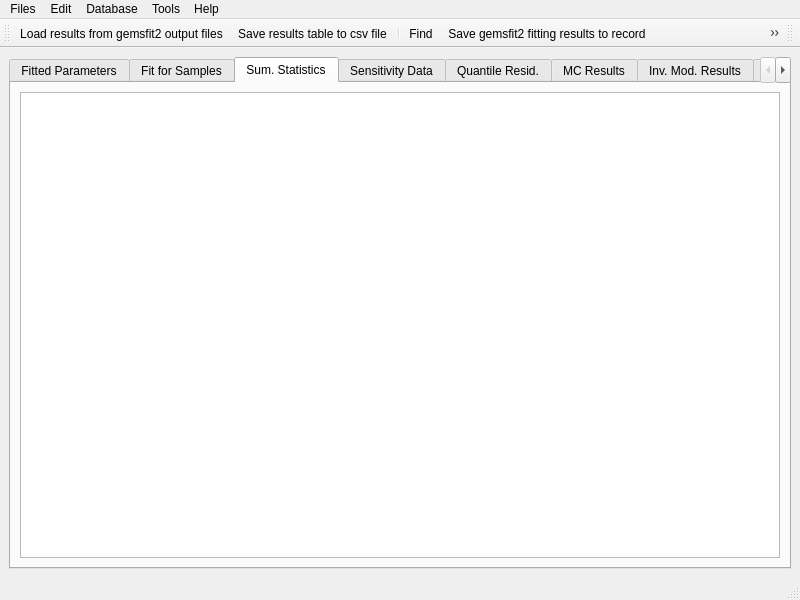
Old version of the form gfshell2/dialogs/FitResultsWindow.ui in the repository gemshub/gemsfits.
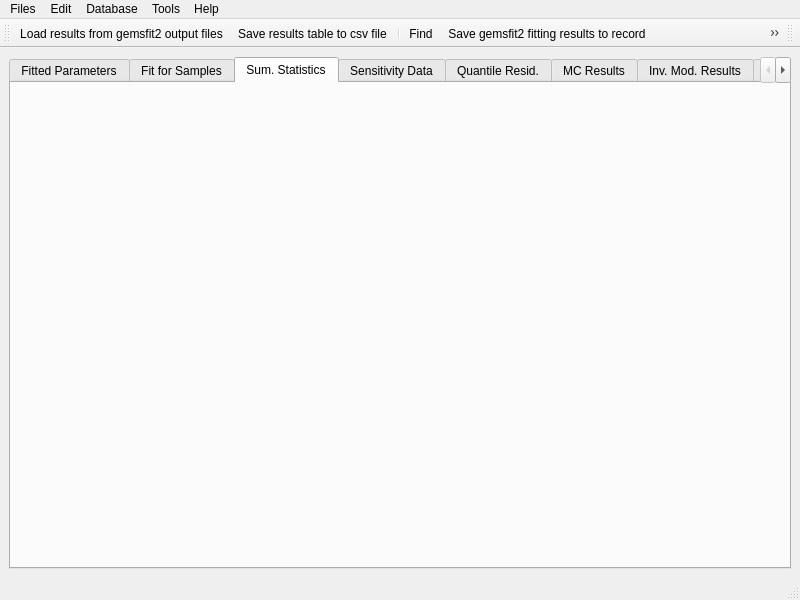
New version of the form. The open tabs and pages were chosen to show the change. Icons and pictures are not drawn.

Commit message: Summary Statistics is now written in sum-stastistics.csv and is read accordingly in the GFshell2.

Diff of the .ui file:
```diff
--- a/gfshell2/dialogs/FitResultsWindow.ui
+++ b/gfshell2/dialogs/FitResultsWindow.ui
@@ -43,11 +43,7 @@
        <attribute name="title">
         <string>Sum. Statistics</string>
        </attribute>
-       <layout class="QVBoxLayout" name="verticalLayout_2">
-        <item>
-         <widget class="QTextEdit" name="textStatistic"/>
-        </item>
-       </layout>
+       <layout class="QVBoxLayout" name="verticalLayout_2"/>
       </widget>
       <widget class="QWidget" name="tabSensitivity">
        <attribute name="title">
```
Left out of the diff: 2 changed lines with no effect on the pictures. The commit also changes 4 other files.
